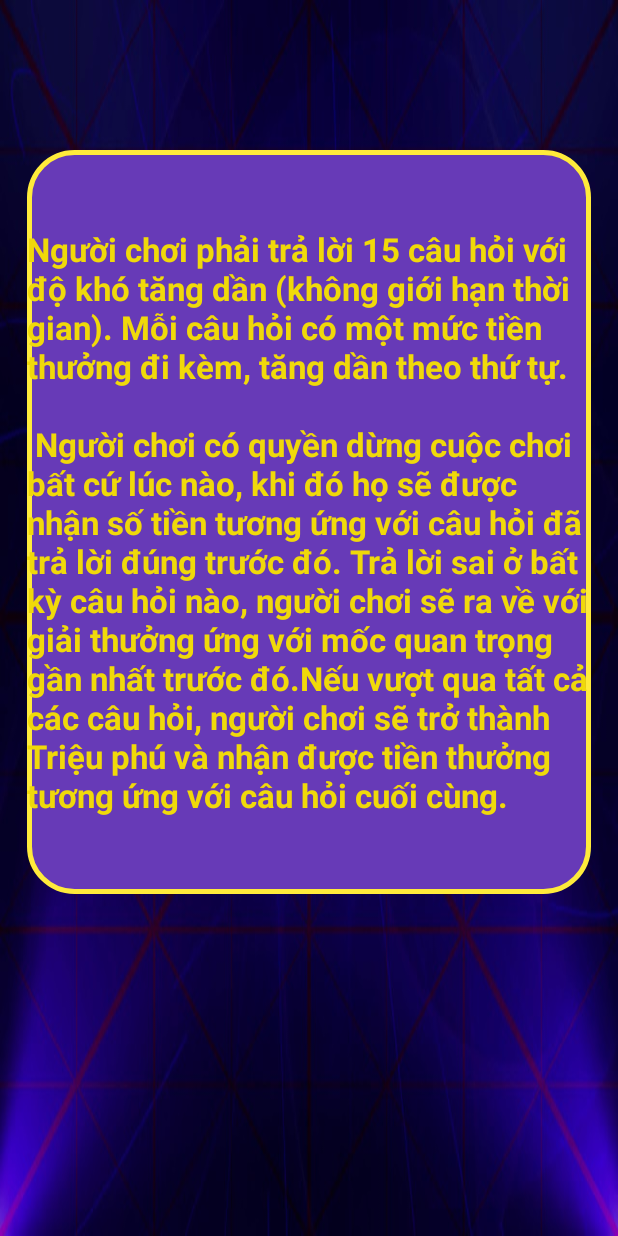
After one commit to Kiritsu2210/Who-Wants-to-Be-a-Millionaire-, an Android app: the GuideActivity screen opened directly, with no data from a screen before it, on a phone screen of 412 x 824 dp. The commit adds this screen. Run offline under Robolectric (Android 15) with nearby library versions, the phone set to English and light mode, and no system bars.

Commit message:
fix UI mainActivity

```diff
--- a/app/src/main/AndroidManifest.xml
+++ b/app/src/main/AndroidManifest.xml
@@ -17,6 +17,9 @@
         android:theme="@style/Theme.BTLMobileApp"
         android:usesCleartextTraffic="true"
         tools:targetApi="31">
+        <activity
+            android:name=".GuideActivity"
+            android:exported="false" />
         <activity
             android:name=".GuestHelp"
             android:exported="false" />
--- /dev/null
+++ b/app/src/main/java/com/example/btlmobileapp/GuideActivity.java
@@ -0,0 +1,24 @@
+package com.example.btlmobileapp;
+
+import android.os.Bundle;
+
+import androidx.activity.EdgeToEdge;
+import androidx.appcompat.app.AppCompatActivity;
+import androidx.core.graphics.Insets;
+import androidx.core.view.ViewCompat;
+import androidx.core.view.WindowInsetsCompat;
+
+public class GuideActivity extends AppCompatActivity {
+
+    @Override
+    protected void onCreate(Bundle savedInstanceState) {
+        super.onCreate(savedInstanceState);
+        EdgeToEdge.enable(this);
+        setContentView(R.layout.activity_guide);
+        ViewCompat.setOnApplyWindowInsetsListener(findViewById(R.id.main), (v, insets) -> {
+            Insets systemBars = insets.getInsets(WindowInsetsCompat.Type.systemBars());
+            v.setPadding(systemBars.left, systemBars.top, systemBars.right, systemBars.bottom);
+            return insets;
+        });
+    }
+}
--- /dev/null
+++ b/app/src/main/res/layout/activity_guide.xml
@@ -0,0 +1,27 @@
+<?xml version="1.0" encoding="utf-8"?>
+<LinearLayout xmlns:android="http://schemas.android.com/apk/res/android"
+    xmlns:app="http://schemas.android.com/apk/res-auto"
+    xmlns:tools="http://schemas.android.com/tools"
+    android:id="@+id/main"
+    android:layout_width="match_parent"
+    android:layout_height="match_parent"
+    android:orientation="vertical"
+    android:background="@drawable/maxresdefault"
+    tools:context=".GuideActivity">
+
+    <TextView
+        android:layout_marginTop="100dp"
+        android:layout_gravity="center"
+
+        android:gravity="center_vertical"
+        android:id="@+id/etxtGuide"
+        android:layout_width="376dp"
+        android:layout_height="496dp"
+        android:background="@drawable/borded"
+        android:textSize="22sp"
+        android:text="Người chơi phải trả lời 15 câu hỏi với độ khó tăng dần (không giới hạn thời gian). Mỗi câu hỏi có một mức tiền thưởng đi kèm, tăng dần theo thứ tự. \n\n Người chơi có quyền dừng cuộc chơi bất cứ lúc nào, khi đó họ sẽ được nhận số tiền tương ứng với câu hỏi đã trả lời đúng trước đó. Trả lời sai ở bất kỳ câu hỏi nào, người chơi sẽ ra về với giải thưởng ứng với mốc quan trọng gần nhất trước đó.Nếu vượt qua tất cả các câu hỏi, người chơi sẽ trở thành Triệu phú và nhận được tiền thưởng tương ứng với câu hỏi cuối cùng."
+        android:textColor="#F0D90A"
+        android:textStyle="bold"
+        tools:layout_editor_absoluteX="20dp"
+        tools:layout_editor_absoluteY="121dp" />
+</LinearLayout>
--- a/app/src/main/res/layout/activity_main.xml
+++ b/app/src/main/res/layout/activity_main.xml
@@ -39,7 +39,7 @@
                 android:text="Chơi" />
 
             <Button
-                android:id="@+id/middleButton"
+                android:id="@+id/btnGuide"
                 android:textColor="@color/white"
                 android:layout_width="200dp"
                 android:layout_height="wrap_content"
```
Also changed, not shown: app/src/main/java/com/example/btlmobileapp/MainActivity.java (+10 -0 lines), app/src/main/java/com/example/btlmobileapp/PlayActivity.java (+4 -4 lines).
